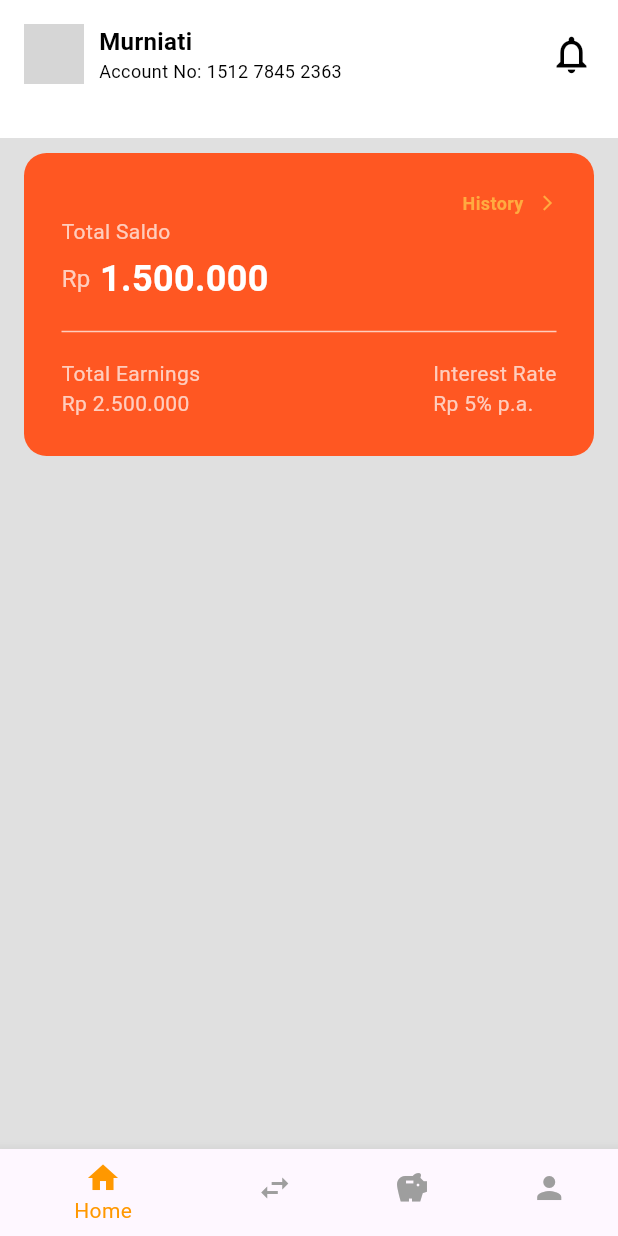
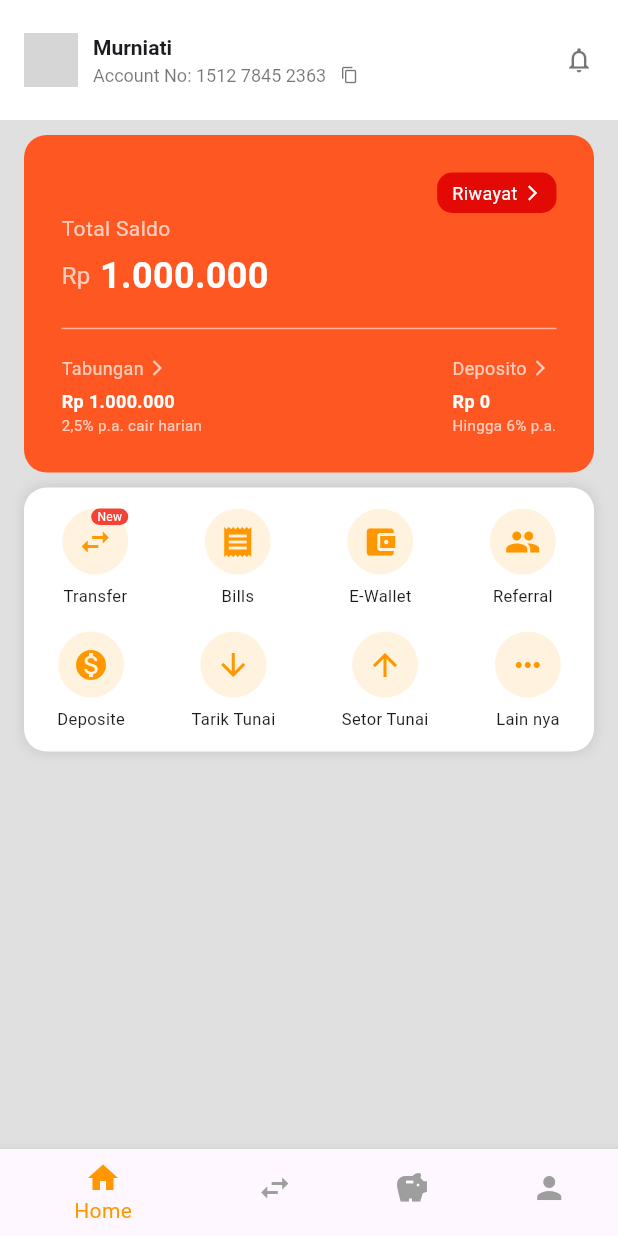
Before and after one commit to niysnsty/seabank-ui, a Flutter app: the screen it shows after launch, on a phone screen of 412 x 824 dp. Run offline on Flutter 3.47's test engine with Material 3 defaults, Android fonts, the phone set to English and light mode, and no system bars; network calls fail; grey boxes are pictures that could not be loaded.

Commit message:
memperbaiki header dan saldo card serta menambah menu section

```diff
--- a/lib/main.dart
+++ b/lib/main.dart
@@ -24,15 +24,24 @@ class HomePage extends StatelessWidget {
     return Scaffold(
       backgroundColor: Colors.grey[300],
       bottomNavigationBar: bottomNav(),
-      body: SingleChildScrollView(
-        child: Column(
-          children: [
-            headerSection(),
+      body: CustomScrollView(
+        slivers: [
+          SliverAppBar(
+            pinned: true,
+            floating: false,
+            backgroundColor: Colors.white,
+            elevation: 0,
+            toolbarHeight: 80,
+            titleSpacing: 0,
+            title: headerSection(),
+          ),
+            SliverList(delegate: SliverChildListDelegate([
               saldoSection(),
-            //menuSection(),
+              menuSection(),
               //pocketSection(),
-          ],
+            ]),
           ),
+        ]
       ),
     );
   }
@@ -44,32 +53,42 @@ class HomePage extends StatelessWidget {
     decoration: const BoxDecoration(
       color: Colors.white,
     ),
-    child: Column(
-      crossAxisAlignment: CrossAxisAlignment.start,
-      children: [
-        Row(
+    child: Row(
       mainAxisAlignment: MainAxisAlignment.spaceBetween,
       children: [
         Row(
           children: [
-                CircleAvatar(radius: 20,backgroundImage: NetworkImage("https://encrypted-tbn0.gstatic.com/images?q=tbn:ANd9GcTH0TPDNHRZoPXJYBONBzjG5RsSCdRrCzOiUQ&s"),
+            CircleAvatar(radius: 18, backgroundImage: NetworkImage("https://encrypted-tbn0.gstatic.com/images?q=tbn:ANd9GcTH0TPDNHRZoPXJYBONBzjG5RsSCdRrCzOiUQ&s"),
             ),
-                const SizedBox(width: 10),
+            SizedBox(width: 10),
             Column(
               crossAxisAlignment: CrossAxisAlignment.start,
+              mainAxisAlignment: MainAxisAlignment.center,
               children: [
-                    Text("Murniati", style: TextStyle(color: Colors.black, fontSize: 16, fontWeight: FontWeight.bold)),
-                    Text("Account No: 1512 7845 2363", style: TextStyle(color: Colors.black, fontSize: 12)),
+                Text("Murniati", style: TextStyle(fontSize: 14, fontWeight: FontWeight.bold)),
+                SizedBox(height: 2),
+                Row(
+                  crossAxisAlignment: CrossAxisAlignment.center,
+                  children: [
+                    SizedBox(width: 160,
+                    child: Text("Account No: 1512 7845 2363",
+                        style: const TextStyle(
+                          color: Colors.black54,
+                          fontSize: 12,
+                        ),
+                      ),
+                    ),
+                    SizedBox(width: 5),
+                    Icon(Icons.copy, color: Colors.black54, size: 12)
                   ],
                 )
               ],
            ),
-            Icon(Icons.notifications_none, color: Colors.black, size: 30,),
           ],
         ),
-        const SizedBox(height: 20),
+        Icon(Icons.notifications_none, color: Colors.black54, size: 20)
       ],
-    ),
+    )
   );
 }
 Widget saldoSection() {
@@ -89,12 +108,19 @@ Widget saldoSection() {
             mainAxisAlignment: MainAxisAlignment.spaceBetween,
             children: [
               SizedBox(),
-              Row(
+              Container(
+                padding: EdgeInsets.symmetric(horizontal: 10, vertical: 5),
+                decoration: BoxDecoration(
+                  color: const Color.fromARGB(230, 224, 2, 2),
+                  borderRadius: BorderRadius.circular(10),
+                ),
+                child: Row(
                   children: [
-                  Text("History", style: TextStyle(color: Colors.orangeAccent, fontSize: 12, fontWeight: FontWeight.bold)),
-                  SizedBox(width: 10),
-                  Icon(Icons.arrow_forward_ios, color: Colors.orangeAccent, size: 12)
+                    Text("Riwayat", style: TextStyle(color: Colors.white, fontSize: 12)),
+                    SizedBox(width: 4),
+                    Icon(Icons.arrow_forward_ios, color: Colors.white, size: 12)
                   ],
+                ),
               ),
             ],
           ),
@@ -103,17 +129,53 @@ Widget saldoSection() {
           Row(
             children: [
               Text("Rp", style: TextStyle(color: Colors.white70, fontSize: 16)),
-              Text(" 1.500.000", style: TextStyle(color: Colors.white, fontSize: 24, fontWeight: FontWeight.bold)),
+              Text(" 1.000.000", style: TextStyle(color: Colors.white, fontSize: 24, fontWeight: FontWeight.bold)),
             ],
           ),
           SizedBox(height: 10),
-          Divider(color: Colors.white70, thickness: 1),
+          Divider(color: Colors.white54, thickness: 1),
           SizedBox(height: 10),
           Row(
             mainAxisAlignment: MainAxisAlignment.spaceBetween,
             children: [
-              Text("Total Earnings\nRp 2.500.000", style: TextStyle(color: Colors.white70, fontSize: 14)),
-              Text("Interest Rate\nRp 5% p.a.", style: TextStyle(color: Colors.white70, fontSize: 14)),
+              Column(
+                crossAxisAlignment: CrossAxisAlignment.start,
+                children: [
+                  Row(
+                    children: [
+                      Text("Tabungan", style: TextStyle(color: Colors.white70, fontSize: 12)),
+                      SizedBox(width: 3),
+                      Icon(Icons.arrow_forward_ios, color: Colors.white70, size: 12)
+                    ],
+                  ),
+                  SizedBox(height: 5),
+                  Text("Rp 1.000.000", style: TextStyle(color: Colors.white, fontSize: 12, fontWeight: FontWeight.bold)),
+                  Row(
+                    children: [
+                      Text("2,5% p.a. cair harian", style: TextStyle(color: Colors.white70, fontSize: 10)),
+                    ],
+                  )
+                ],
+              ),
+              Column(
+                crossAxisAlignment: CrossAxisAlignment.start,
+                children: [
+                  Row(
+                    children: [
+                      Text("Deposito", style: TextStyle(color: Colors.white70, fontSize: 12)),
+                      SizedBox(width: 3),
+                      Icon(Icons.arrow_forward_ios, color: Colors.white70, size: 12)
+                    ],
+                  ),
+                  SizedBox(height: 5),
+                  Text("Rp 0", style: TextStyle(color: Colors.white, fontSize: 12, fontWeight: FontWeight.bold)),
+                  Row(
+                    children: [
+                      Text("Hingga 6% p.a.", style: TextStyle(color: Colors.white70, fontSize: 10)),
+                    ],
+                  )
+                ],
+              )
             ],
           ),
         ],
@@ -121,7 +183,74 @@ Widget saldoSection() {
     ),
   );
 }
-//Widget menuSection() {}
+Widget menuSection() {
+  return Padding(
+    padding: EdgeInsets.symmetric(horizontal: 16),
+    child: Container(
+      padding: EdgeInsets.symmetric(vertical: 14),
+      decoration: BoxDecoration(
+        color: Colors.white,
+        borderRadius: BorderRadius.circular(15),
+        boxShadow: [
+          BoxShadow(
+            blurRadius: 8,
+            color:Colors.black12),
+        ],
+      ),
+      child: Column(
+        children: [
+          Row(
+            mainAxisAlignment: MainAxisAlignment.spaceAround,
+            children: [
+              menuItem(Icons.swap_horiz, "Transfer", isNew: true),
+              menuItem(Icons.receipt, "Bills"),
+              menuItem(Icons.account_balance_wallet, "E-Wallet"),
+              menuItem(Icons.people, "Referral"),
+            ],
+          ),
+          SizedBox(height: 16),
+          Row(
+            mainAxisAlignment: MainAxisAlignment.spaceAround,
+            children: [
+              menuItem(Icons.monetization_on, "Deposite"),
+              menuItem(Icons.arrow_downward, "Tarik Tunai"),
+              menuItem(Icons.arrow_upward, "Setor Tunai"),
+              menuItem(Icons.more_horiz, "Lain nya"),
+
+            ],
+          ),
+        ],
+      ),
+    ),
+  );
+}
+Widget menuItem(IconData icon, String title, {bool isNew = false}) {
+  return Column(
+    children: [
+      Stack(
+        children: [
+          CircleAvatar( radius: 22, backgroundColor: Color(0xffFFF3E0),child: Icon(icon, color: Colors.orange),
+          ),
+
+          if (isNew)
+            Positioned(
+              right: 0,
+              child: Container(
+                padding: EdgeInsets.symmetric(horizontal: 4),
+                decoration: BoxDecoration(
+                  color: Colors.red,
+                  borderRadius: BorderRadius.circular(6),
+                ),
+                child: Text("New", style: TextStyle(fontSize: 8, color: Colors.white)),
+              ),
+            )
+        ],
+      ),
+      SizedBox(height: 6),
+      Text(title, style: TextStyle(fontSize: 11))
+    ],
+  );
+}
 //Widget pocketSection() {}
 Widget bottomNav() {
   return BottomNavigationBar(
```
Lines whose indentation alone changed are shown as unchanged.
